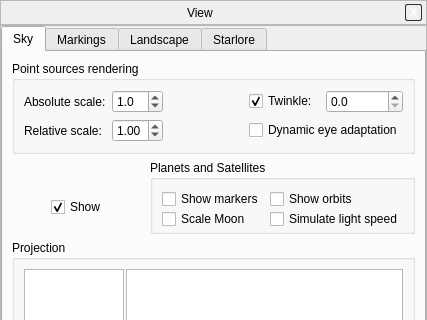
First picture: the form in src/gui/viewDialog.ui, repository 519984307/stellarium_src, before the edit; both pictures show x 0 to 427 and y 0 to 320 of the 427 by 493 pixel window.
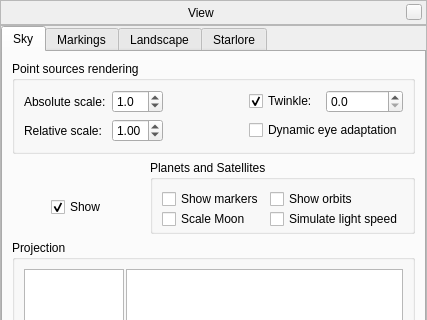
Second picture: the form after the edit. Icons and pictures are not drawn. Custom widgets are drawn as their Qt base class.

Commit message: Improved windows title and close button.

The edit to the form file:
```diff
--- a/src/gui/viewDialog.ui
+++ b/src/gui/viewDialog.ui
@@ -105,28 +105,27 @@
        </spacer>
       </item>
       <item>
-       <widget class="QToolButton" name="closeView" >
+       <widget class="QPushButton" name="closeStelWindow" >
+        <property name="sizePolicy" >
+         <sizepolicy vsizetype="Fixed" hsizetype="Fixed" >
+          <horstretch>0</horstretch>
+          <verstretch>0</verstretch>
+         </sizepolicy>
+        </property>
+        <property name="minimumSize" >
+         <size>
+          <width>16</width>
+          <height>16</height>
+         </size>
+        </property>
         <property name="maximumSize" >
          <size>
-          <width>17</width>
-          <height>17</height>
+          <width>16</width>
+          <height>16</height>
          </size>
         </property>
-        <property name="styleSheet" >
-         <string notr="true" >QToolButton {
-color: white;
-font-weight: bold;
-background: None;
-border: 1px solid #2e2e36;
-  border-radius: 2px;
-}
-
-QToolButton:pressed {
-color: darkgray;
-}</string>
-        </property>
         <property name="text" >
-         <string>X</string>
+         <string/>
         </property>
        </widget>
       </item>
```
Left out of the diff: 2 changed lines with no effect on the pictures. The commit also changes 11 other files.
